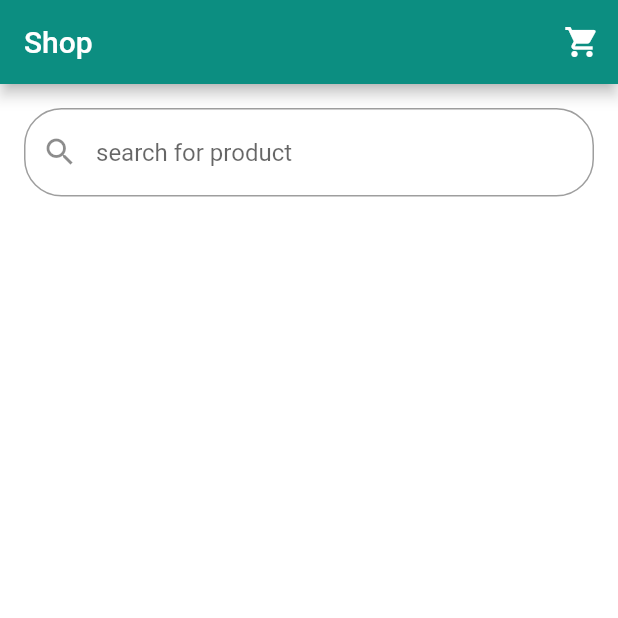
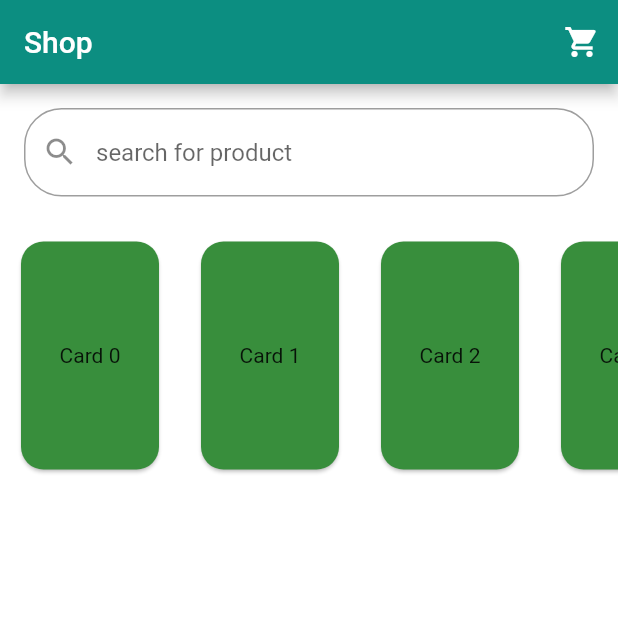
Before and after one commit to Laksith97/shopping_assistance_system, a Flutter app: the Shop screen opened directly, on a phone screen of 412 x 824 dp, the top half of it. Run offline on Flutter 3.47's test engine with Material 2 defaults, Android fonts, the phone set to English and light mode, and no system bars; our stand-ins replace get, iconly.

Commit message:
Add listview for recomended products

```diff
--- a/lib/screens/shop.dart
+++ b/lib/screens/shop.dart
@@ -24,16 +24,20 @@ class _ShopState extends State<Shop> {
               icon: Icon(Icons.shopping_cart),
               onPressed: () {
                 // Add your cart functionality here
-              Navigator.push
-                (context,
+                Navigator.push(
+                  context,
                   MaterialPageRoute(builder: (context) => CartScreen()),
                 );
               },
             ),
           ],
         ),
-      body: Column(
+        body: Container(
+          //Adding Listview for recomended products
+          child: SingleChildScrollView(
+            child: Column(
               children: [
+                //Adding Text Field for Serch products
                 Padding(
                   padding: const EdgeInsets.all(16.0),
                   child: TextField(
@@ -42,11 +46,33 @@ class _ShopState extends State<Shop> {
                         hintText: 'search for product',
                         prefixIcon: Icon(Icons.search),
                         border: OutlineInputBorder(
-                    borderRadius: BorderRadius.circular(25.0)
-                  )
+                            borderRadius: BorderRadius.circular(25.0))),
                   ),
-              ),)],
                 ),
-    );
+                SizedBox(
+                    height: 180,
+                    child: ListView.builder(
+                      itemCount: 10,
+                      scrollDirection: Axis.horizontal,
+                      itemBuilder: (context, index) => Container(
+                        height: 100,
+                        width: 100,
+                        margin: EdgeInsets.all(10),
+                        child: Card(
+                          shape: RoundedRectangleBorder(
+                            borderRadius: BorderRadius.circular(
+                                15.0), // Adjust the radius as needed
+                          ),
+                          child: Center(
+                            child: Text("Card $index"),
+                          ),
+                          color: Colors.green[700],
+                        ),
+                      ),
+                    ))
+              ],
+            ),
+          ),
+        ));
   }
 }
```
Lines whose indentation alone changed are shown as unchanged.
